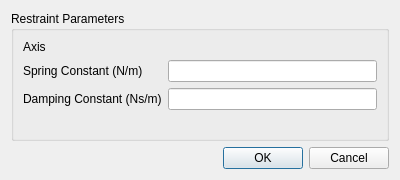
Old version of the form baramFlow/view/setup/dynamic_mesh/restraints/rotational_spring_dialog.ui in the repository xupeiwust/baram.
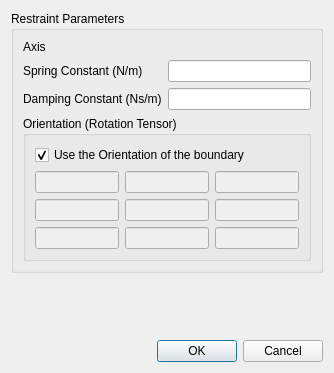
New version of the form. Custom widgets are drawn as their Qt base class.

Commit message: Issue baram#794 angular constrains and restraints can have its own orientation.

Diff of the .ui file:
```diff
--- a/baramFlow/view/setup/dynamic_mesh/restraints/rotational_spring_dialog.ui
+++ b/baramFlow/view/setup/dynamic_mesh/restraints/rotational_spring_dialog.ui
@@ -6,8 +6,8 @@
    <rect>
     <x>0</x>
     <y>0</y>
-    <width>400</width>
-    <height>180</height>
+    <width>334</width>
+    <height>373</height>
    </rect>
   </property>
   <property name="windowTitle">
@@ -19,7 +19,25 @@
      <property name="title">
       <string>Restraint Parameters</string>
      </property>
+     <layout class="QVBoxLayout" name="verticalLayout_2">
+      <item>
+       <widget class="QWidget" name="widget" native="true">
      <layout class="QFormLayout" name="formLayout">
+         <property name="horizontalSpacing">
+          <number>6</number>
+         </property>
+         <property name="leftMargin">
+          <number>0</number>
+         </property>
+         <property name="topMargin">
+          <number>0</number>
+         </property>
+         <property name="rightMargin">
+          <number>0</number>
+         </property>
+         <property name="bottomMargin">
+          <number>0</number>
+         </property>
       <item row="0" column="0">
        <widget class="QLabel" name="axisLabel">
         <property name="text">
@@ -54,6 +72,89 @@
     </widget>
    </item>
    <item>
+       <widget class="QGroupBox" name="orientation">
+        <property name="title">
+         <string>Orientation (Rotation Tensor)</string>
+        </property>
+        <layout class="QVBoxLayout" name="verticalLayout_3">
+         <item>
+          <widget class="QCheckBox" name="useBoundaryOrientation">
+           <property name="text">
+            <string>Use the Orientation of the boundary</string>
+           </property>
+           <property name="checked">
+            <bool>true</bool>
+           </property>
+          </widget>
+         </item>
+         <item>
+          <widget class="QWidget" name="privateOrientation" native="true">
+           <property name="enabled">
+            <bool>false</bool>
+           </property>
+           <layout class="QGridLayout" name="gridLayout_2" rowstretch="0,0,0" columnstretch="0,0,0">
+            <property name="leftMargin">
+             <number>0</number>
+            </property>
+            <property name="topMargin">
+             <number>0</number>
+            </property>
+            <property name="rightMargin">
+             <number>0</number>
+            </property>
+            <property name="bottomMargin">
+             <number>0</number>
+            </property>
+            <item row="2" column="1">
+             <widget class="PFloatLineEdit" name="ori21"/>
+            </item>
+            <item row="1" column="0">
+             <widget class="PFloatLineEdit" name="ori10"/>
+            </item>
+            <item row="1" column="2">
+             <widget class="PFloatLineEdit" name="ori12"/>
+            </item>
+            <item row="2" column="2">
+             <widget class="PFloatLineEdit" name="ori22"/>
+            </item>
+            <item row="1" column="1">
+             <widget class="PFloatLineEdit" name="ori11"/>
+            </item>
+            <item row="0" column="1">
+             <widget class="PFloatLineEdit" name="ori01"/>
+            </item>
+            <item row="0" column="2">
+             <widget class="PFloatLineEdit" name="ori02"/>
+            </item>
+            <item row="2" column="0">
+             <widget class="PFloatLineEdit" name="ori20"/>
+            </item>
+            <item row="0" column="0">
+             <widget class="PFloatLineEdit" name="ori00"/>
+            </item>
+           </layout>
+          </widget>
+         </item>
+        </layout>
+       </widget>
+      </item>
+     </layout>
+    </widget>
+   </item>
+   <item>
+    <spacer name="verticalSpacer">
+     <property name="orientation">
+      <enum>Qt::Orientation::Vertical</enum>
+     </property>
+     <property name="sizeHint" stdset="0">
+      <size>
+       <width>20</width>
+       <height>40</height>
+      </size>
+     </property>
+    </spacer>
+   </item>
+   <item>
     <widget class="QDialogButtonBox" name="buttonBox">
      <property name="standardButtons">
       <set>QDialogButtonBox::Cancel|QDialogButtonBox::Ok</set>
```
Left out of the diff: 6 changed lines with no effect on the pictures. Lines whose indentation alone changed are shown as unchanged. The commit also changes 15 other files.
